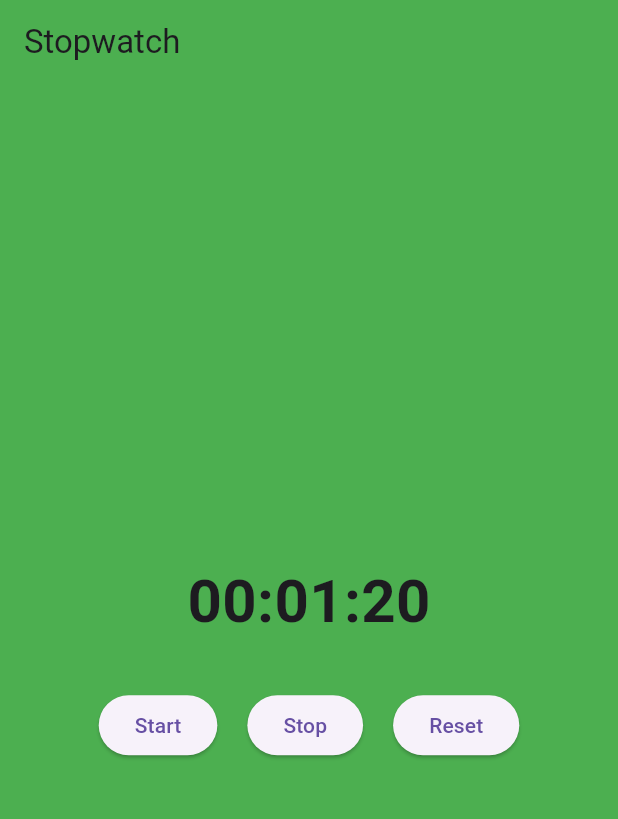
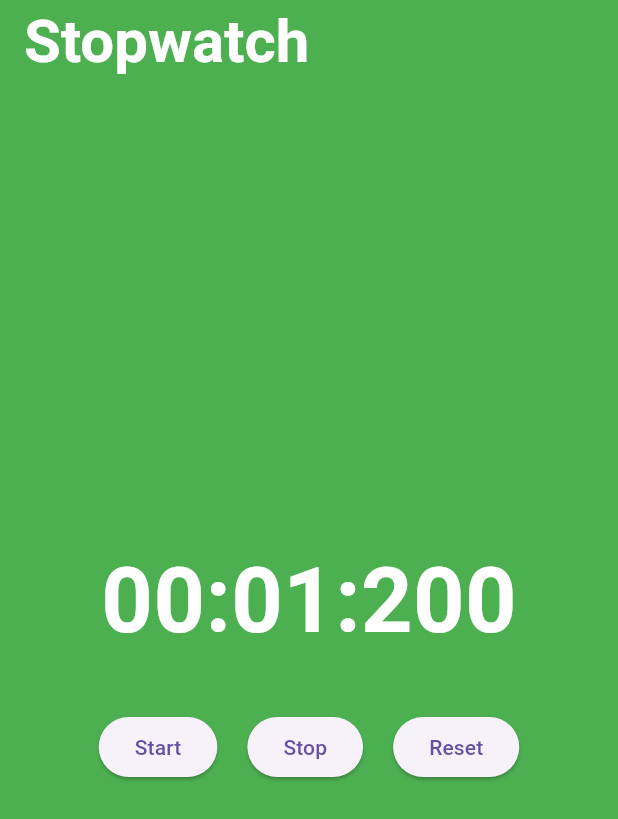
Before and after one commit to Muhannmmad/stop_watch, a Flutter app: the screen it shows after launch, after a tap on "Start", on a phone screen of 412 x 824 dp. Shown: the top 819 px of the screen. Run offline on Flutter 3.47's test engine with Material 3 defaults, Android fonts, the phone set to English and light mode, and no system bars.

Commit message:
Revert "texts color changed to white to be better seen and the counting changed to be with 100 to mach the same real time"
This reverts commit c638b3a52267027ffe9f9e634196aeca219a14c3.

```diff
--- a/lib/main.dart
+++ b/lib/main.dart
@@ -35,9 +35,9 @@ class StopwatchPageState extends State<StopwatchPage> {
         isRunning = true;
       });
       while (isRunning) {
-        await Future.delayed(const Duration(milliseconds: 10));
+        await Future.delayed(const Duration(milliseconds: 100));
         setState(() {
-          calculatedTime += const Duration(milliseconds: 10);
+          calculatedTime += const Duration(milliseconds: 100);
         });
       }
     }
@@ -56,18 +56,23 @@ class StopwatchPageState extends State<StopwatchPage> {
     });
   }
 
+  String formatTime(Duration calculatedTime) {
+    final minutes = calculatedTime.inMinutes.toString().padLeft(2, '0');
+    final seconds = (calculatedTime.inSeconds % 60).toString().padLeft(2, '0');
+    final milliseconds =
+        (calculatedTime.inMilliseconds % 1000 ~/ 1).toString().padLeft(3, '0');
+    return '$minutes:$seconds:$milliseconds';
+  }
+
   @override
   Widget build(BuildContext context) {
-    String formattedTime =
-        '${calculatedTime.inMinutes.toString().padLeft(2, '0')}:'
-        '${(calculatedTime.inSeconds % 60).toString().padLeft(2, '0')}:'
-        '${(calculatedTime.inMilliseconds % 1000 ~/ 10).toString().padLeft(2, '0')}';
-
     Color backgroundColor = isRunning ? Colors.green : Colors.red;
 
     return Scaffold(
       appBar: AppBar(
         title: const Text('Stopwatch'),
+        titleTextStyle: const TextStyle(
+            fontSize: 40, fontWeight: FontWeight.bold, color: Colors.white),
         backgroundColor: backgroundColor,
       ),
       backgroundColor: backgroundColor,
@@ -76,8 +81,11 @@ class StopwatchPageState extends State<StopwatchPage> {
           mainAxisAlignment: MainAxisAlignment.center,
           children: [
             Text(
-              formattedTime,
-              style: const TextStyle(fontSize: 40, fontWeight: FontWeight.bold),
+              formatTime(calculatedTime),
+              style: const TextStyle(
+                  fontSize: 60,
+                  fontWeight: FontWeight.bold,
+                  color: Colors.white),
             ),
             const SizedBox(height: 30),
             Row(
```
